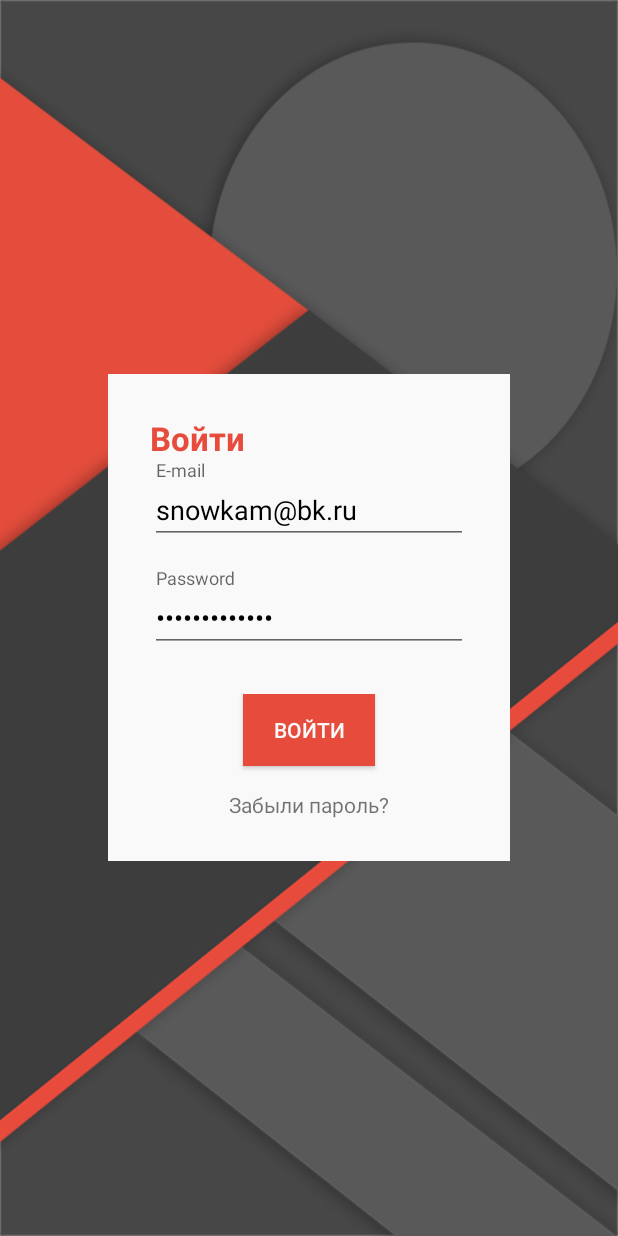
After one commit to snowkam/DevIntensive, an Android app: the layout login_light.xml on its own in the app's theme, with its tools: preview values and no code run, on a phone screen of 412 x 824 dp. The commit adds this screen. Run offline under Robolectric (Android 15) with nearby library versions, the phone set to English and light mode, and no system bars.

Commit message:
создан макет входа

```diff
--- /dev/null
+++ b/app/src/main/res/layout/login_light.xml
@@ -0,0 +1,91 @@
+<?xml version="1.0" encoding="utf-8"?>
+<LinearLayout xmlns:android="http://schemas.android.com/apk/res/android"
+              android:layout_width="match_parent"
+              android:layout_height="match_parent"
+              android:background="@drawable/login_bg">
+    <LinearLayout
+        android:layout_width="match_parent"
+        android:layout_height="match_parent"
+        android:layout_marginLeft="@dimen/spacing_larger_72"
+        android:layout_marginRight="@dimen/spacing_larger_72"
+        android:gravity="center">
+
+        <LinearLayout
+            android:layout_width="match_parent"
+            android:layout_height="wrap_content"
+            android:background="@color/white_grey"
+            android:orientation="vertical"
+            >
+            <LinearLayout
+                android:layout_width="match_parent"
+                android:layout_height="wrap_content"
+                android:layout_marginLeft="@dimen/spacing_medial_28"
+                android:layout_marginTop="@dimen/spacing_medial_28"
+                android:layout_marginRight="@dimen/spacing_medial_28"
+                android:orientation="vertical"
+                android:paddingBottom="@dimen/spacing_medial_28">
+                <TextView
+                    android:layout_width="wrap_content"
+                    android:layout_height="wrap_content"
+                    android:textAppearance="?android:attr/textAppearanceLarge"
+                    android:text="@string/txt.login"
+                    android:textStyle="bold"
+                    android:textColor="@color/red_dirty"/>
+
+                <android.support.design.widget.TextInputLayout
+                    android:layout_width="match_parent"
+                    android:layout_height="wrap_content"
+                    android:paddingBottom="@dimen/spacing_normal_16">
+                    <EditText
+                        android:id="@+id/login_et"
+                        android:layout_width="match_parent"
+                        android:layout_height="wrap_content"
+                        android:enabled="true"
+                        android:focusable="false"
+                        android:hint="@string/txt.hint.email"
+                        android:inputType="text"
+                        android:text="snowkam@bk.ru"
+                        android:textColor="@color/black"
+                        android:textColorHint="@color/grey"/>
+                </android.support.design.widget.TextInputLayout>
+                <android.support.design.widget.TextInputLayout
+                    android:layout_width="match_parent"
+                    android:layout_height="wrap_content">
+                    <EditText
+                        android:id="@+id/password_et"
+                        android:layout_width="match_parent"
+                        android:layout_height="wrap_content"
+                        android:enabled="true"
+                        android:focusable="false"
+                        android:hint="@string/txt.hint_password"
+                        android:inputType="textPassword"
+                        android:text="snowkam@bk.ru"
+                        android:textColor="@color/black"
+                        android:textColorHint="@color/grey"/>
+                </android.support.design.widget.TextInputLayout>
+            </LinearLayout>
+            <LinearLayout
+                android:layout_width="match_parent"
+                android:layout_height="wrap_content"
+                android:orientation="vertical"
+                android:layout_marginLeft="@dimen/spacing_medial_28"
+                android:layout_marginBottom="@dimen/spacing_medial_28"
+                android:layout_marginRight="@dimen/spacing_medial_28">
+                <Button
+                    android:layout_width="wrap_content"
+                    android:layout_height="wrap_content"
+                    android:background="@color/red_dirty"
+                    android:text="@string/txt.login"
+                    android:textColor="@color/white_grey"
+                    android:layout_gravity="center"
+                    android:layout_marginBottom="@dimen/spacing_normal_16"/>
+                <TextView
+                    android:layout_width="wrap_content"
+                    android:layout_height="wrap_content"
+                    android:text="@string/txt_forgot_password"
+                    android:layout_gravity="center"/>
+            </LinearLayout>
+        </LinearLayout>
+    </LinearLayout>
+
+</LinearLayout>
--- a/app/src/main/res/values/colors.xml
+++ b/app/src/main/res/values/colors.xml
@@ -9,5 +9,9 @@
     <color name="grey_backgraund">#454545</color>
 
     <color name="black">#000000</color>
+
     <color name="white">#ffffff</color>
+    <color name="white_grey">#f9f9f9</color>
+
+    <color name="red_dirty">#e74b3c</color>
 </resources>
--- a/app/src/main/res/values/strings.xml
+++ b/app/src/main/res/values/strings.xml
@@ -19,6 +19,9 @@
     <string name="error_call_phone">Не правильный формат телефона!!!</string>
     <string name="error_send_email">Неверный формат почты.</string>
     <string name="error_nourl_internet">Неверный формат ссылки!!!</string>
+    <string name="txt.hint_password">Password</string>
+    <string name="txt.login">Войти</string>
+    <string name="txt_forgot_password">Забыли пароль?</string>
 
 
 </resources>
```
Also changed, not shown: app/src/main/res/drawable-hdpi/login_bg.jpg (added), app/src/main/res/drawable-hdpi/nav_header_bg.jpg (added), app/src/main/res/drawable-hdpi/user_bg.jpg (added), app/src/main/res/drawable-mdpi/login_bg.jpg (added), app/src/main/res/drawable-mdpi/nav_header_bg.jpg (added), app/src/main/res/drawable-mdpi/user_bg.jpg (added), app/src/main/res/drawable-xhdpi/login_bg.jpg (added), app/src/main/res/drawable-xhdpi/nav_header_bg.jpg (added), app/src/main/res/drawable-xhdpi/user_bg.jpg (added), app/src/main/res/drawable-xxhdpi/login_bg.jpg (added), app/src/main/res/drawable-xxhdpi/nav_header_bg.jpg (added), app/src/main/res/drawable-xxhdpi/user_bg.jpg (added), app/src/main/res/drawable-xxxhdpi/login_bg.jpg (added), app/src/main/res/drawable-xxxhdpi/nav_header_bg.jpg (added), 1 more files.
